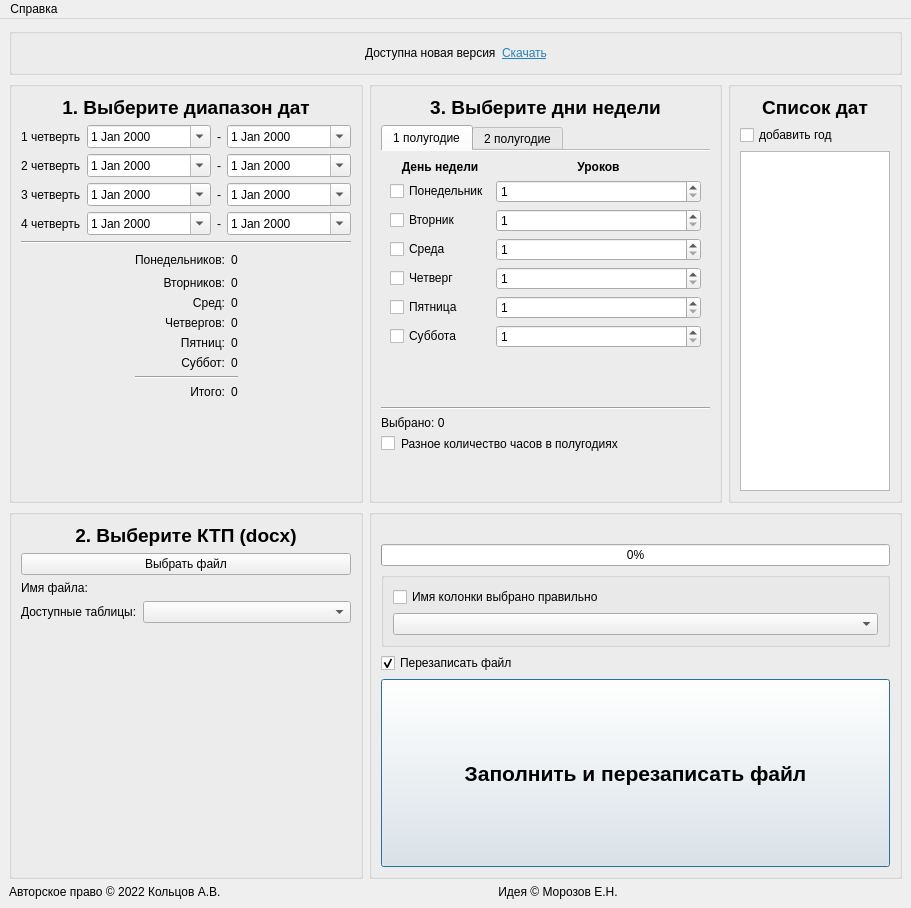
First picture: the form in main.ui, repository RingOV/auto-fill-KTP, before the edit.
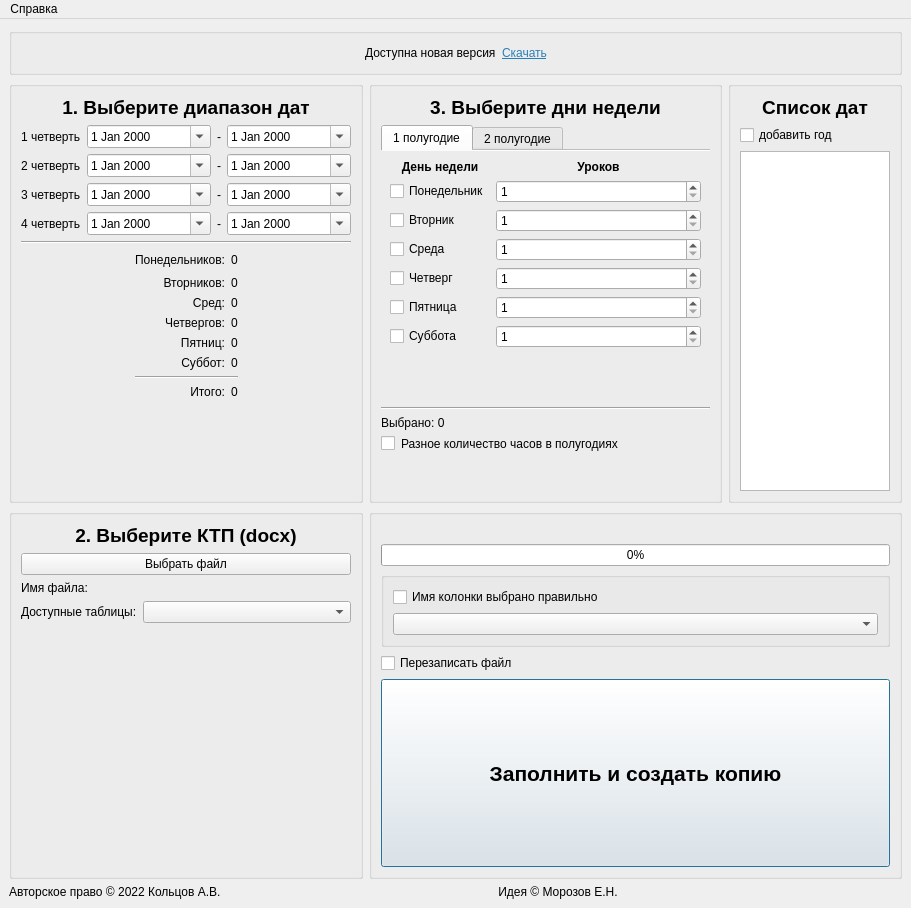
Second picture: the form after the edit.

```diff
--- a/main.ui
+++ b/main.ui
@@ -1274,7 +1274,7 @@
           <string>Перезаписать файл</string>
          </property>
          <property name="checked">
-          <bool>true</bool>
+          <bool>false</bool>
          </property>
         </widget>
        </item>
@@ -1303,7 +1303,7 @@
           <string notr="true"/>
          </property>
          <property name="text">
-          <string>Заполнить и перезаписать файл</string>
+          <string>Заполнить и создать копию</string>
          </property>
          <property name="autoDefault">
           <bool>true</bool>
```
